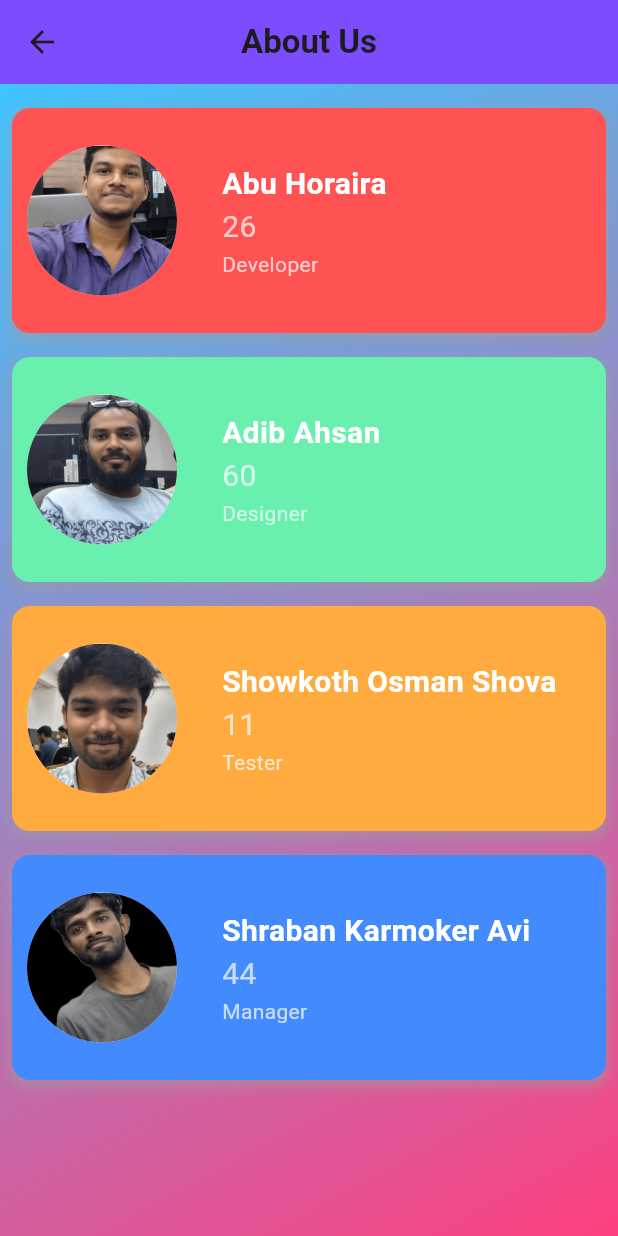
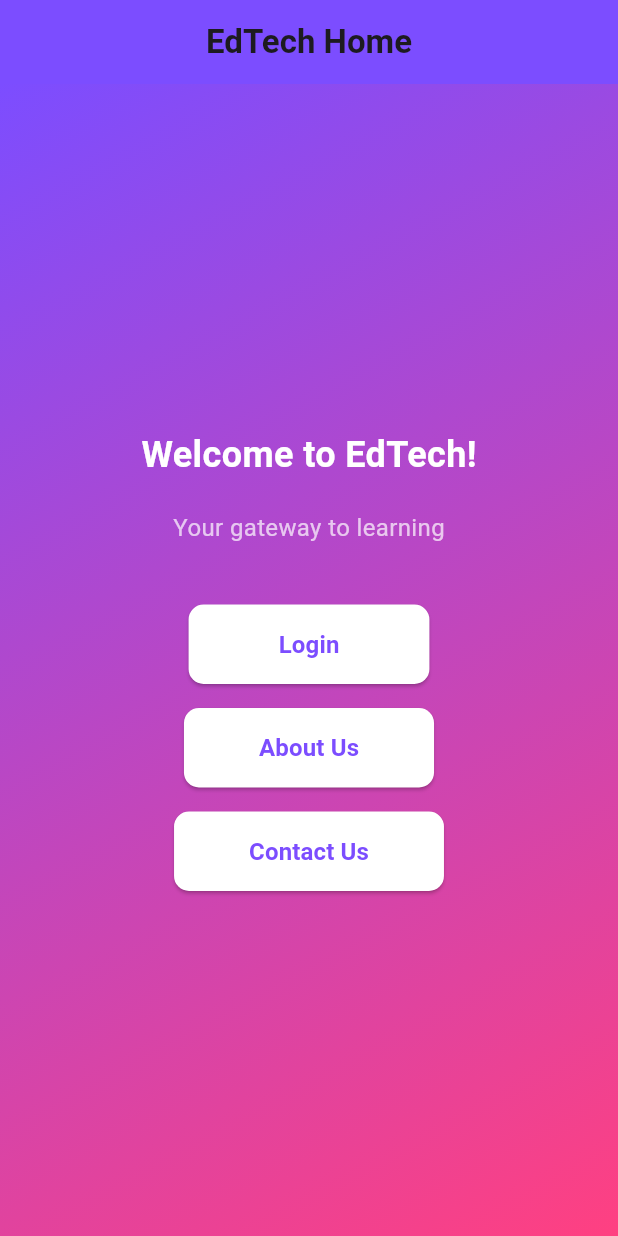
Before and after one commit to puHoraira/edtech, a Flutter app: the screen it shows after launch, on a phone screen of 412 x 824 dp. Run offline on Flutter 3.47's test engine with Material 3 defaults, Android fonts, the phone set to English and light mode, and no system bars.

Commit message:
making all tasks complete

```diff
--- /dev/null
+++ b/lib/home_screen.dart
@@ -0,0 +1,146 @@
+import 'package:flutter/material.dart';
+import 'package:url_launcher/url_launcher.dart';
+
+class HomeScreen extends StatefulWidget {
+  const HomeScreen({super.key});
+
+  @override
+  State<HomeScreen> createState() => _HomeScreenState();
+}
+
+class _HomeScreenState extends State<HomeScreen> {
+  bool _isLoading = true;
+
+  @override
+  void initState() {
+    super.initState();
+    // Simulate a loading delay
+    Future.delayed(const Duration(seconds: 2), () {
+      setState(() {
+        _isLoading = false;
+      });
+    });
+  }
+
+  Future<void> _contactUs() async {
+    final Uri emailLaunchUri = Uri(
+      scheme: 'mailto',
+      path: 'abuhoraira1015@gmail.com',
+      query: 'subject=Contacting EdTech Support',
+    );
+    try {
+      await launchUrl(emailLaunchUri);
+    } catch (e) {
+      print('Could not launch email app: $e');
+    }
+  }
+
+  @override
+  Widget build(BuildContext context) {
+    return Scaffold(
+      appBar: AppBar(
+        title: const Text(
+          "EdTech Home",
+          style: TextStyle(fontWeight: FontWeight.bold),
+        ),
+        centerTitle: true,
+        backgroundColor: Colors.deepPurpleAccent,
+      ),
+      body: Container(
+        decoration: BoxDecoration(
+          gradient: LinearGradient(
+            colors: [Colors.deepPurpleAccent, Colors.pinkAccent],
+            begin: Alignment.topLeft,
+            end: Alignment.bottomRight,
+          ),
+        ),
+        child: Center(
+          child: _isLoading
+              ? const CircularProgressIndicator() // Loading spinner
+              : Column(
+            mainAxisAlignment: MainAxisAlignment.center,
+            children: [
+              const Text(
+                "Welcome to EdTech!",
+                style: TextStyle(
+                  fontSize: 24,
+                  fontWeight: FontWeight.bold,
+                  color: Colors.white,
+                ),
+              ),
+              const SizedBox(height: 20),
+              const Text(
+                "Your gateway to learning",
+                style: TextStyle(
+                  fontSize: 16,
+                  color: Colors.white70,
+                ),
+              ),
+              const SizedBox(height: 40),
+              ElevatedButton(
+                onPressed: () {
+                  Navigator.pushNamed(context, '/login'); // Navigate to Login
+                },
+                style: ElevatedButton.styleFrom(
+                  backgroundColor: Colors.white,
+                  padding: const EdgeInsets.symmetric(vertical: 15.0, horizontal: 60.0),
+                  shape: RoundedRectangleBorder(
+                    borderRadius: BorderRadius.circular(10.0),
+                  ),
+                ),
+                child: const Text(
+                  "Login",
+                  style: TextStyle(
+                    color: Colors.deepPurpleAccent,
+                    fontSize: 16,
+                    fontWeight: FontWeight.bold,
+                  ),
+                ),
+              ),
+              const SizedBox(height: 16),
+              ElevatedButton(
+                onPressed: () {
+                  Navigator.pushNamed(context, '/about'); // Navigate to About Us
+                },
+                style: ElevatedButton.styleFrom(
+                  backgroundColor: Colors.white,
+                  padding: const EdgeInsets.symmetric(vertical: 15.0, horizontal: 50.0),
+                  shape: RoundedRectangleBorder(
+                    borderRadius: BorderRadius.circular(10.0),
+                  ),
+                ),
+                child: const Text(
+                  "About Us",
+                  style: TextStyle(
+                    color: Colors.deepPurpleAccent,
+                    fontSize: 16,
+                    fontWeight: FontWeight.bold,
+                  ),
+                ),
+              ),
+              const SizedBox(height: 16),
+              ElevatedButton(
+                onPressed: _contactUs,
+                style: ElevatedButton.styleFrom(
+                  backgroundColor: Colors.white,
+                  padding: const EdgeInsets.symmetric(vertical: 15.0, horizontal: 50.0),
+                  shape: RoundedRectangleBorder(
+                    borderRadius: BorderRadius.circular(10.0),
+                  ),
+                ),
+                child: const Text(
+                  "Contact Us",
+                  style: TextStyle(
+                    color: Colors.deepPurpleAccent,
+                    fontSize: 16,
+                    fontWeight: FontWeight.bold,
+                  ),
+                ),
+              ),
+            ],
+          ),
+        ),
+      ),
+    );
+  }
+}
```
Also changed, not shown: lib/about_us.dart (renamed from lib/aboutUs.dart, +18 -8 lines), lib/login_screen.dart (added, +157 -0 lines), lib/main.dart (+11 -108 lines), lib/registration_screen.dart (added, +145 -0 lines), lib/welcome_screen.dart (added, +20 -0 lines).
